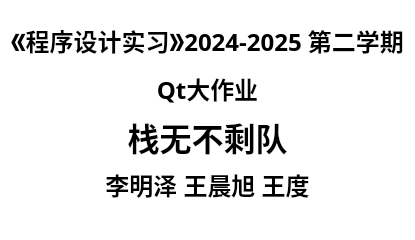
Above: PKUCourseRadar/aboutus.ui from DynamicCast03/PKUCourseRadar before the change. Below: the same form after it.
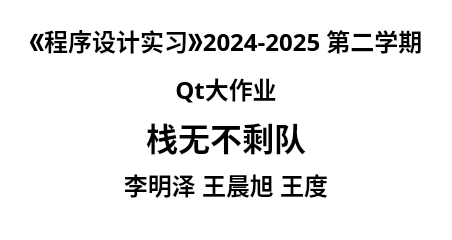
That is the form after the change.

Diff of the .ui file:
```diff
--- a/PKUCourseRadar/aboutus.ui
+++ b/PKUCourseRadar/aboutus.ui
@@ -6,7 +6,7 @@
    <rect>
     <x>0</x>
     <y>0</y>
-    <width>344</width>
+    <width>452</width>
     <height>240</height>
    </rect>
   </property>
@@ -34,7 +34,7 @@
     <widget class="QLabel" name="label">
      <property name="font">
       <font>
-       <family>Songti SC</family>
+       <family>宋体</family>
        <bold>true</bold>
       </font>
      </property>
```
